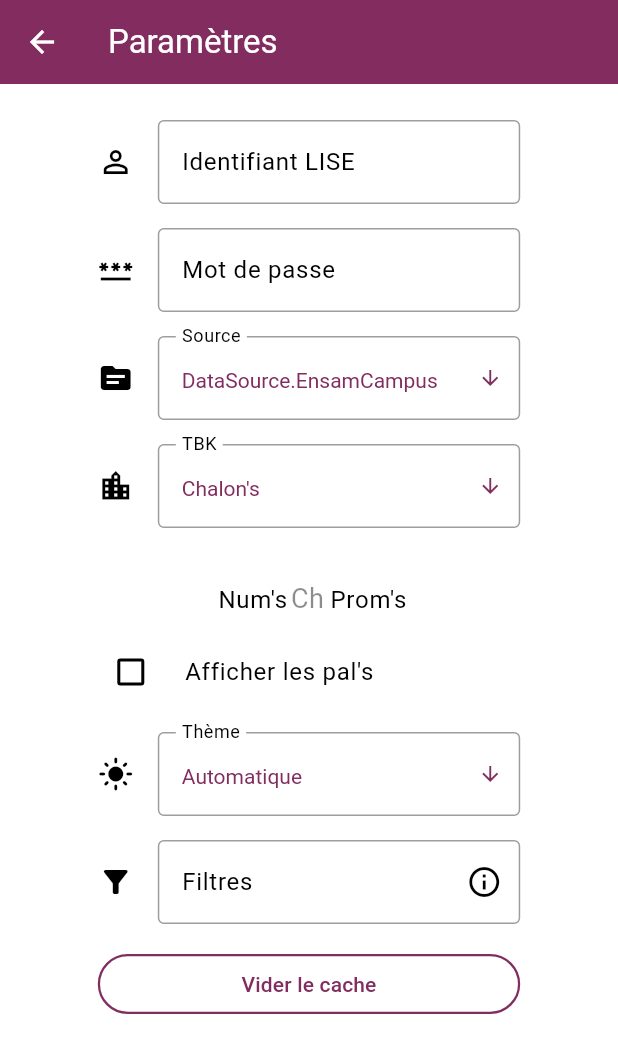
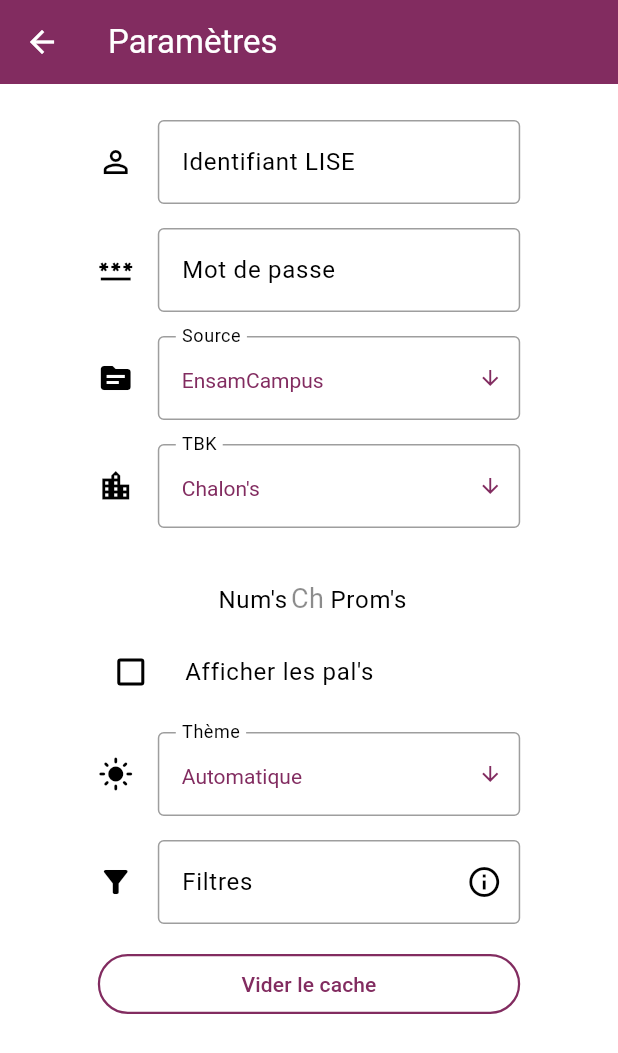
Before and after one commit to d0rianb/AM-calendar, a Flutter app: the Settings screen opened by its route, on a phone screen of 412 x 824 dp. Shown: the top 1053 px of the screen. Run offline on Flutter 3.47's test engine with Material 2 defaults, Android fonts, the phone set to English and light mode, and no system bars; our stand-ins replace event_bus, package_info, shared_preferences, syncfusion_flutter_datepicker, timezone; missing offline and left inert: flutter_inappwebview, icalendar_parser, mailto, syncfusion_flutter_core; accounts and stored records are empty.

Commit message:
Sources are working properly

```diff
--- a/lib/routes/settings.dart
+++ b/lib/routes/settings.dart
@@ -47,6 +47,7 @@ class SettingsState extends State<Settings> {
     super.initState();
     prefs = widget.prefs;
     tbk = prefs.getString('tbk') ?? "Chalon's";
+    source = DataSource.values.byName(prefs.getString('source') ?? defaultSource.name);
     brightness = prefs.getString('brightness') ?? 'system';
     userIdFieldController.text = prefs.getString('id') ?? '2021-';
     passwordFieldController.text = prefs.getString('password') ?? '';
@@ -176,12 +177,11 @@ class SettingsState extends State<Settings> {
                       style: TextStyle(color: primaryColor),
                       onChanged: (value) => setState(() {
                         source = value!;
-                        prefs.setString('source', value.toString());
+                        prefs.setString('source', value.name);
                         eventBus.fire(RecallGetEvent());
                       }),
                       items: DataSource.values
-                          // TODO: Add a nice naming to buttons
-                          .map((value) => DropdownMenuItem<DataSource>(value: value, child: InkWell(child: Text(value.toString()))))
+                          .map((value) => DropdownMenuItem<DataSource>(value: value, child: InkWell(child: Text(value.name))))
                           .toList(),
                     ),
                   ),
```
Also changed, not shown: lib/calendar.dart (+14 -8 lines), lib/events/calendar-event.dart (+1 -9 lines).
